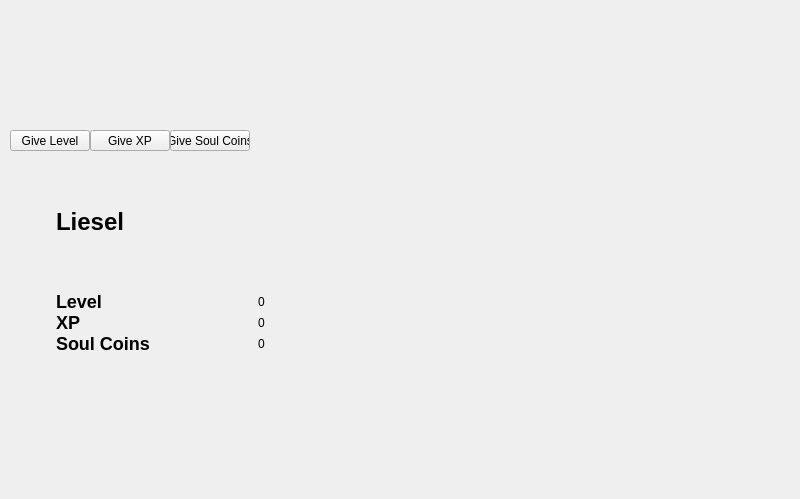
Old version of the form ui/mainwindow.ui in the repository natan-dot-com/TalesOfLiesel.
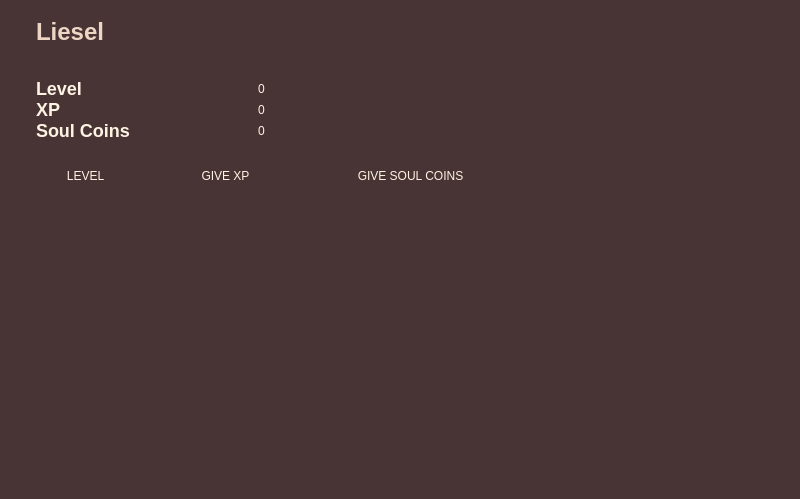
New version of the form. Icons and pictures are not drawn.

The edit to the form file:
```diff
--- a/ui/mainwindow.ui
+++ b/ui/mainwindow.ui
@@ -13,16 +13,22 @@
   <property name="windowTitle">
    <string>MainWindow</string>
   </property>
+  <property name="styleSheet">
+   <string notr="true">background-color: #483434;</string>
+  </property>
   <widget class="QWidget" name="centralwidget">
    <widget class="QWidget" name="verticalLayoutWidget">
     <property name="geometry">
      <rect>
-      <x>40</x>
-      <y>200</y>
-      <width>241</width>
-      <height>154</height>
+      <x>20</x>
+      <y>10</y>
+      <width>261</width>
+      <height>131</height>
      </rect>
     </property>
+    <property name="styleSheet">
+     <string notr="true">color: #FFF3E4;</string>
+    </property>
     <layout class="QVBoxLayout" name="verticalLayout">
      <property name="spacing">
       <number>0</number>
@@ -37,7 +43,10 @@
       <number>16</number>
      </property>
      <item>
-      <widget class="QLabel" name="label">
+      <widget class="QLabel" name="Liesel">
+       <property name="styleSheet">
+        <string notr="true">color: #EED6C4;</string>
+       </property>
        <property name="text">
         <string>&lt;h1&gt;Liesel&lt;/h1&gt;</string>
        </property>
@@ -187,40 +196,100 @@
    <widget class="QPushButton" name="giveLevelButton">
     <property name="geometry">
      <rect>
-      <x>10</x>
-      <y>130</y>
-      <width>80</width>
-      <height>21</height>
+      <x>30</x>
+      <y>150</y>
+      <width>111</width>
+      <height>51</height>
      </rect>
     </property>
+    <property name="styleSheet">
+     <string notr="true">color: #FFF3E4;
+background-color: transparent;
+outline: 0;
+width: 100%;
+border: 0;
+padding: 15px;</string>
+    </property>
     <property name="text">
-     <string>Give Level</string>
+     <string>LEVEL</string>
+    </property>
+    <property name="icon">
+     <iconset>
+      <normalon>:/imgs/src/assets/upgradeGreen.png</normalon>
+     </iconset>
+    </property>
+    <property name="iconSize">
+     <size>
+      <width>25</width>
+      <height>25</height>
+     </size>
+    </property>
+    <property name="checkable">
+     <bool>true</bool>
     </property>
    </widget>
    <widget class="QPushButton" name="giveXP">
     <property name="geometry">
      <rect>
-      <x>90</x>
-      <y>130</y>
-      <width>80</width>
-      <height>21</height>
-     </rect>
-    </property>
-    <property name="text">
-     <string>Give XP</string>
-    </property>
-   </widget>
-   <widget class="QPushButton" name="giveSoulCoins">
-    <property name="geometry">
-     <rect>
       <x>170</x>
-      <y>130</y>
-      <width>80</width>
-      <height>21</height>
+      <y>150</y>
+      <width>111</width>
+      <height>51</height>
      </rect>
     </property>
+    <property name="styleSheet">
+     <string notr="true">color: #FFF3E4;
+background-color: transparent;
+outline: 0;
+width: 100%;
+border: 0;
+padding: 15px;</string>
+    </property>
     <property name="text">
-     <string>Give Soul Coins</string>
+     <string>GIVE XP</string>
+    </property>
+    <property name="icon">
+     <iconset>
+      <normalon>:/imgs/src/assets/upgradeCyan.png</normalon>
+     </iconset>
+    </property>
+    <property name="iconSize">
+     <size>
+      <width>25</width>
+      <height>25</height>
+     </size>
+    </property>
+   </widget>
+   <widget class="QPushButton" name="giveSoulCoins">
+    <property name="geometry">
+     <rect>
+      <x>320</x>
+      <y>150</y>
+      <width>181</width>
+      <height>51</height>
+     </rect>
+    </property>
+    <property name="styleSheet">
+     <string notr="true">color: #FFF3E4;
+background-color: transparent;
+outline: 0;
+width: 100%;
+border: 0;
+padding: 15px;</string>
+    </property>
+    <property name="text">
+     <string>GIVE SOUL COINS</string>
+    </property>
+    <property name="icon">
+     <iconset>
+      <normalon>:/imgs/src/assets/upgradeYellow.png</normalon>
+     </iconset>
+    </property>
+    <property name="iconSize">
+     <size>
+      <width>25</width>
+      <height>25</height>
+     </size>
     </property>
    </widget>
   </widget>
```
Left out of the diff: 18 changed lines with no effect on the pictures.
